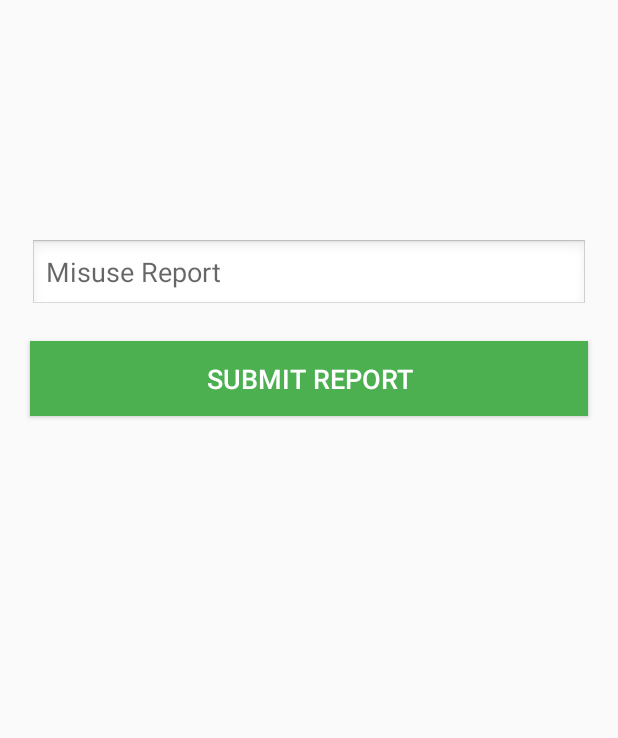
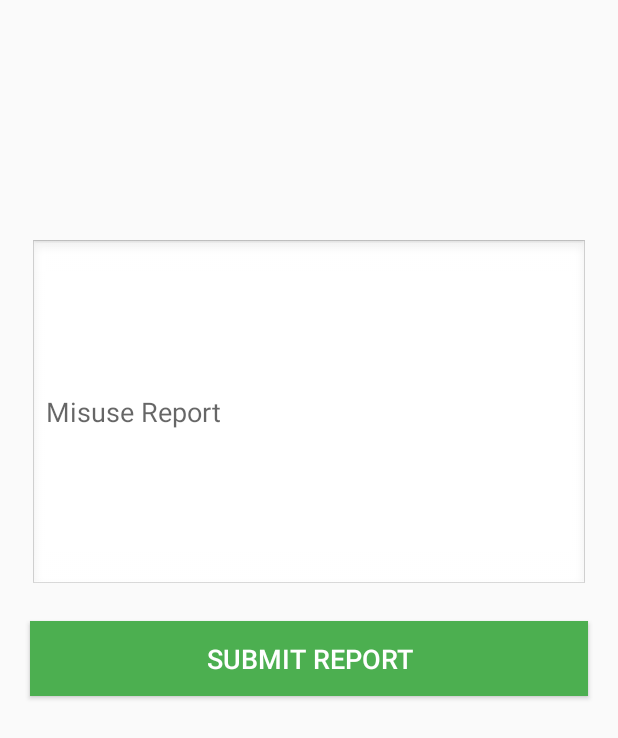
Before and after one commit to ChoiSojung/playover, an Android app: the layout fragment_report_misuse.xml on its own in the app's theme, with its tools: preview values and no code run, on a phone screen of 412 x 824 dp. Shown: the top 738 px of the screen. Run offline under Robolectric (Android 15) with nearby library versions, the phone set to English and light mode, and no system bars.

Commit message:
changed formatting of fragment report misuse xml so that there is more room in the edit text box.

```diff
--- a/app/src/main/res/layout/fragment_report_misuse.xml
+++ b/app/src/main/res/layout/fragment_report_misuse.xml
@@ -22,10 +22,11 @@
 
         <EditText
             android:layout_marginTop="70dp"
-            android:inputType="text"
             android:id="@+id/misuse_report"
             android:layout_width="match_parent"
-            android:layout_height="fill_parent"
+            android:layout_height="match_parent"
+            android:inputType="textCapSentences|textMultiLine"
+            android:lines="10"
             android:layout_marginStart="20dp"
             android:layout_marginEnd="20dp"
             android:background="@android:drawable/edit_text"
```
